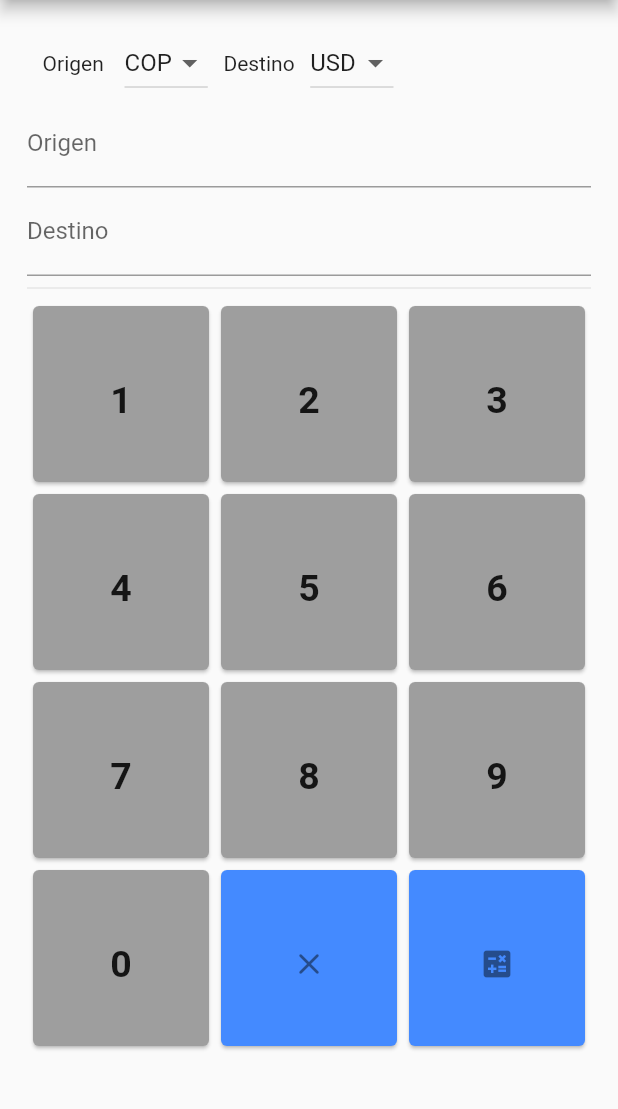
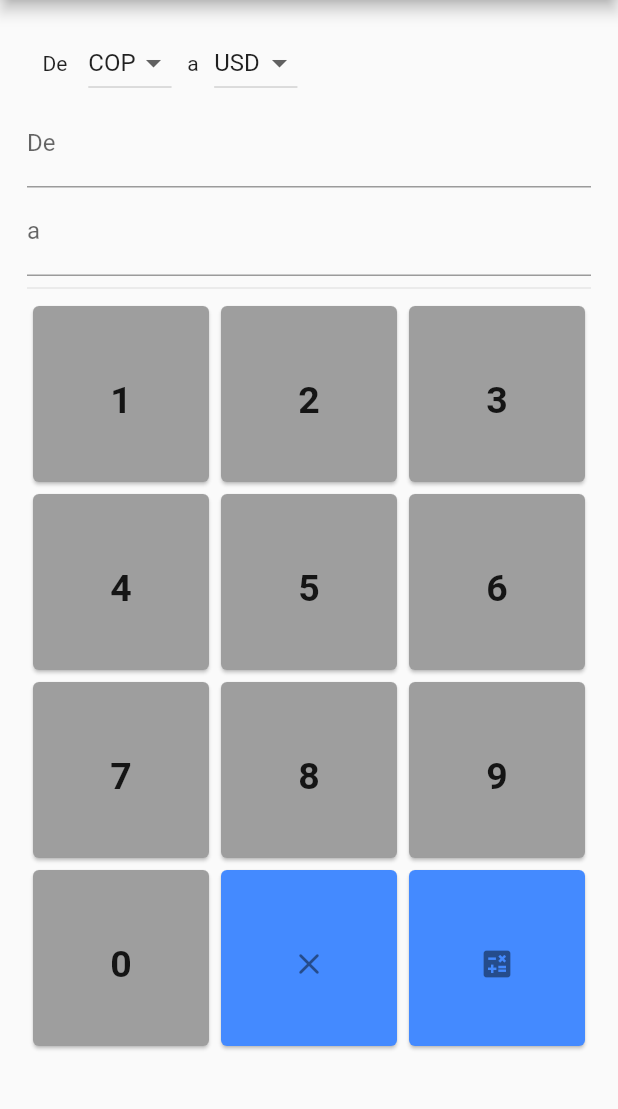
Before and after one commit to ljparras/VJJ-Divisas-Converter-Reto-1-, a Flutter app: the screen it shows after launch, on a phone screen of 412 x 824 dp, the part 84-1193 px from its top. Run offline on Flutter 3.47's test engine with Material 2 defaults, Android fonts, the light colour scheme and no system bars; our stand-ins replace get.

Commit message:
updated_App.1.0

```diff
--- a/lib/main.dart
+++ b/lib/main.dart
@@ -102,7 +102,7 @@ List <objetos> info = <objetos>[
      body: Padding(padding: EdgeInsets.all(18),
      child: Column(
       children:[
-        Row(children: [Text("   Origen    "),
+        Row(children: [Text("   De    "),
         //esta es la lista de monedas >> Lista de doble convercion de manera iterativa
         DropdownButton
         (value: op1, items: moneda.map((e) {
@@ -115,7 +115,7 @@ List <objetos> info = <objetos>[
             });
         }),
 
-        Text("   Destino   "),
+        Text("   a   "),
         DropdownButton
         // esta es la lista 2 de monedas
         (value:  op2, items: moneda2,
@@ -128,11 +128,11 @@ List <objetos> info = <objetos>[
         ],),
         TextField(
           controller: text_origen,
-          decoration:  InputDecoration(labelText: "Origen", hintText: "0"),
+          decoration:  InputDecoration(labelText: "De ", hintText: "0"),
         ),
         TextField(
           controller: text_destino,
-          decoration:  InputDecoration(labelText: "Destino", hintText: "0"),
+          decoration:  InputDecoration(labelText: "a ", hintText: "0"),
         ),
         Divider(),
 
@@ -176,11 +176,11 @@ List <objetos> info = <objetos>[
               }
               else if (op1 == "EUR" && op2 == "COP") {
                 text_destino.text =
-                (double.parse(text_origen.text) * 4.928).toString();
+                (double.parse(text_origen.text) * 5074).toString();
               }
               else if (op1 == "COP" && op2 == "EUR") {
                 text_destino.text =
-                (double.parse(text_origen.text) / 4.928).toString();
+                (double.parse(text_origen.text) / 5074).toString();
               }
 
                else if (op1 == "EUR" && op2 == "USD") {
```
